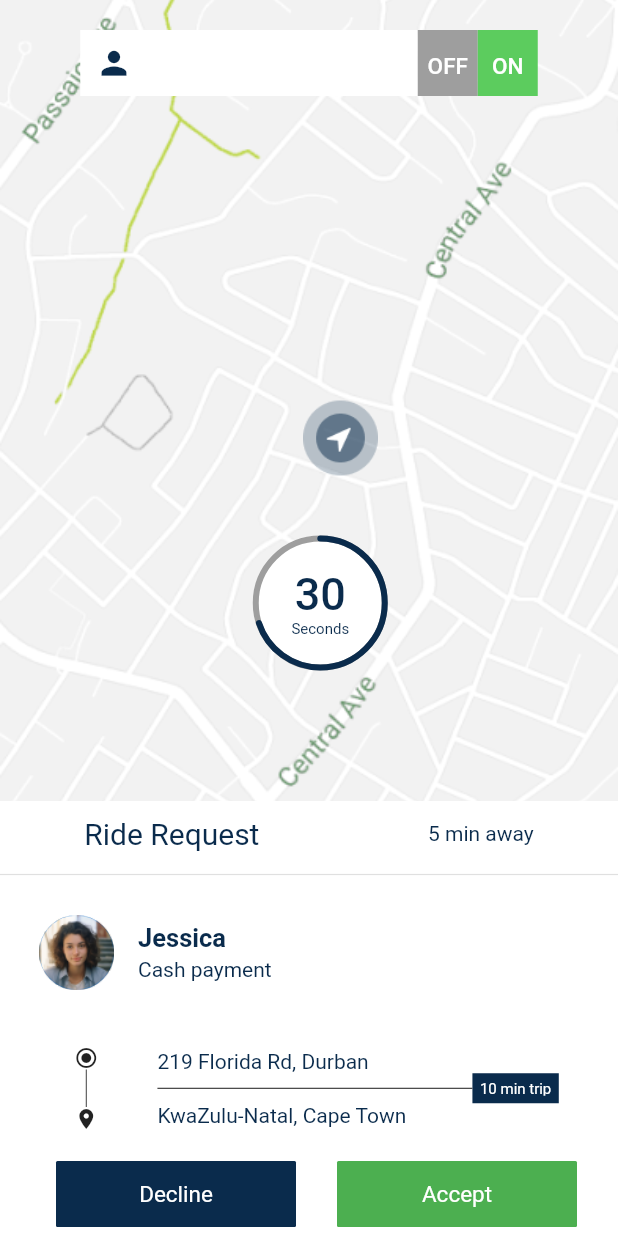
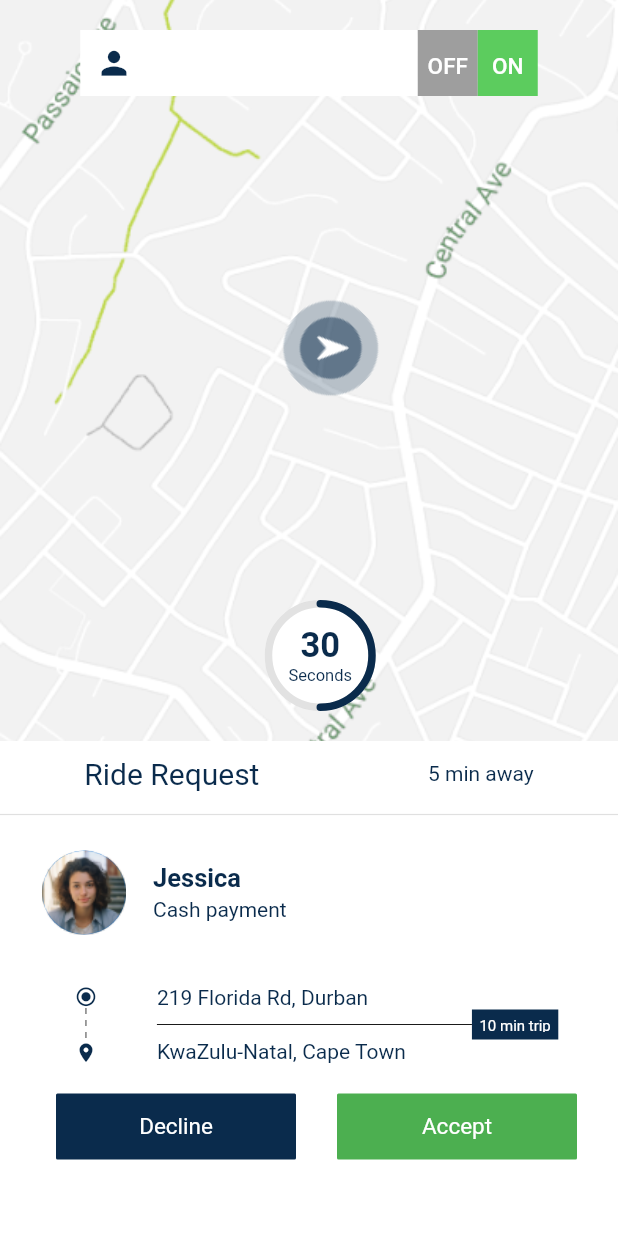
Before and after one commit to Rayarmohan/Jambo-Taxi-app, a Flutter app: the Ride_Request screen opened by its route, on a phone screen of 412 x 824 dp. Run offline on Flutter 3.47's test engine with Material 3 defaults, Android fonts, the phone set to English and light mode, and no system bars; drawn by our look-alikes of dotted_line; our stand-ins replace dotted_border, flutter_rating_bar, flutter_screenutil, flutter_svg, get; Roboto replaces fonts that are missing (SF Pro Display).

Commit message:
ask for otp & ride request fixed

```diff
--- a/lib/features/Ride/ride_request.dart
+++ b/lib/features/Ride/ride_request.dart
@@ -1,5 +1,6 @@
 // ignore_for_file: non_constant_identifier_names, camel_case_types
 
+import 'package:dotted_line/dotted_line.dart';
 import 'package:flutter/material.dart';
 import 'package:get/get.dart';
 import 'package:jambotaxi/utils/color/app_colors.dart';
@@ -25,20 +26,24 @@ class Ride_Request extends StatelessWidget {
             ),
           ),
           _buildbar(context),
-          const Padding(
-            padding: EdgeInsets.only(right: 160, bottom: 240),
+           Padding(
+            padding: EdgeInsets.only(right: 160, bottom: 360),
             child: Align(
               alignment: Alignment.centerRight,
-              child: CustomPngImage(
-                height: 50,
-                width: 50,
-                imageName: 'assets/images/location.png',
-                boxFit: BoxFit.cover,
+              child: Transform.rotate(
+                angle: 45 * 3.141592653 / 180,
+                child: CustomPngImage(
+                  height: 63,
+                  width: 63,
+                  imageName: 'assets/images/location.png',
+                  boxFit: BoxFit.cover,
+                ),
               ),
+
             ),
           ),
           Padding(
-            padding: const EdgeInsets.only(left: 15.0, bottom: 20),
+            padding: const EdgeInsets.only(left: 15.0, top: 50),
             child: Align(
               alignment: Alignment.center,
               child: _buildTimer(context),
@@ -59,8 +64,8 @@ class Ride_Request extends StatelessWidget {
         borderRadius: BorderRadius.all(Radius.circular(60)),
         color: Colors.white,
       ),
-      height: 90,
-      width: 90,
+      height: 74,
+      width: 74,
       child: Stack(
         fit: StackFit.expand,
         children: [
@@ -73,23 +78,23 @@ class Ride_Request extends StatelessWidget {
                   style: Theme.of(context)
                       .textTheme
                       .bodyLarge!
-                      .copyWith(fontSize: 30, color: AppColors.primeryColor),
+                      .copyWith(fontSize: 23,fontWeight: FontWeight.w700, color: AppColors.primeryColor),
                 ),
                 Text(
                   "Seconds",
                   style: Theme.of(context)
                       .textTheme
                       .bodySmall!
-                      .copyWith(fontSize: 10, color: AppColors.primeryColor),
+                      .copyWith(fontSize: 11,fontWeight: FontWeight.w400, color: AppColors.primeryColor),
                 ),
               ],
             ),
           ),
-          const CustomCircularProgressIndicator(
-            progress: 0.7, // Set progress to 70%
-            backgroundColor: Colors.grey, // Background color
+           CustomCircularProgressIndicator(
+            progress: 0.5, // Set progress to 70%
+            backgroundColor: Colors.grey.withOpacity(0.3), // Background color
             progressColor: AppColors.primeryColor, // Progress color
-            strokeWidth: 4.0, // Thickness of the progress indicator
+            strokeWidth: 5.0, // Thickness of the progress indicator
           ),
         ],
       ),
@@ -101,7 +106,7 @@ class Ride_Request extends StatelessWidget {
       decoration: const BoxDecoration(
         color: Colors.white,
       ),
-      height: 290,
+      height: 330,
       child: Column(
         children: [
           const SizedBox(
@@ -143,10 +148,10 @@ class Ride_Request extends StatelessWidget {
                   height: 90,
                   child: ListTile(
                     leading: const CircleAvatar(
-                      radius: 25,
+                      radius: 30,
                       child: CustomPngImage(
-                        height: 50,
-                        width: 50,
+                        height: 59,
+                        width: 59,
                         imageName: 'assets/images/circleimage.png',
                       ),
                     ),
@@ -176,17 +181,28 @@ class Ride_Request extends StatelessWidget {
                       children: [
                         Icon(
                           Icons.radio_button_checked_rounded,
-                          size: 16,
+                          size: 15,
+                          color: AppColors.primeryColor,
                         ),
                         SizedBox(
-                            height: 25,
-                            child: VerticalDivider(
-                              thickness: 0.5,
-                              color: Colors.black,
-                            )),
+                          height: 22,
+                          child: DottedLine(
+                            direction: Axis.vertical,
+                            lineLength: double.infinity,
+                            lineThickness: 0.5,
+
+                            dashLength: 4.0,
+                            dashColor: Colors.black,
+                            dashRadius: 0.0,
+                            dashGapLength: 4.0,
+                            dashGapColor: Colors.transparent,
+                            dashGapRadius: 0.0,
+                          ),
+                        ),
                         Icon(
                           Icons.location_on,
-                          size: 16,
+                          size: 15,
+                          color: AppColors.primeryColor,
                         )
                       ],
                     ),
--- a/lib/main.dart
+++ b/lib/main.dart
@@ -1,8 +1,10 @@
 import 'package:flutter/material.dart';
 import 'package:flutter_screenutil/flutter_screenutil.dart';
 import 'package:get/get.dart';
+import 'package:jambotaxi/features/Ride/ride_request.dart';
 import 'package:jambotaxi/features/bottom_navigation/bottom_navigation.dart';
 import 'package:jambotaxi/features/home/home.dart';
+import 'package:jambotaxi/features/otp/ask_forotp.dart';
 import 'package:jambotaxi/features/profile/editprofile_screen.dart';
 import 'package:jambotaxi/utils/core/theme/app_theme.dart';
 import 'package:jambotaxi/utils/route/route.dart';
@@ -27,7 +29,7 @@ class MyApp extends StatelessWidget {
         theme: AppTheme.appTheme,
         debugShowCheckedModeBanner: false,
         title: 'jambotaxiapp',
-        home: BottomNavigation(),
+        home: AskForOtp(),
         // initialRoute: AppRoute.onboard,
         getPages: appRoutes(),
       ),
--- a/pubspec.yaml
+++ b/pubspec.yaml
@@ -44,6 +44,7 @@ dependencies:
   flutter_rating_bar: ^4.0.1
   dotted_border: ^2.1.0
   bottom_navbar_with_indicator: ^0.0.8
+  dotted_line: ^3.2.2
 
 dev_dependencies:
   flutter_test:
```
Also changed, not shown: lib/features/otp/ask_forotp.dart (+10 -20 lines), pubspec.lock.
